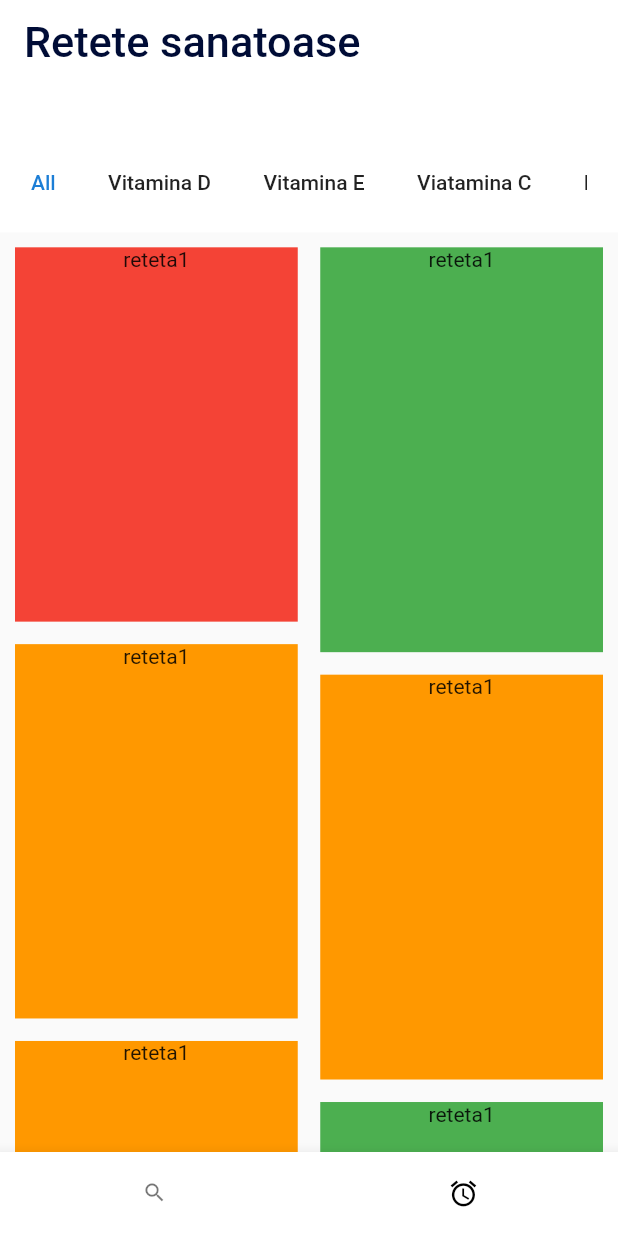
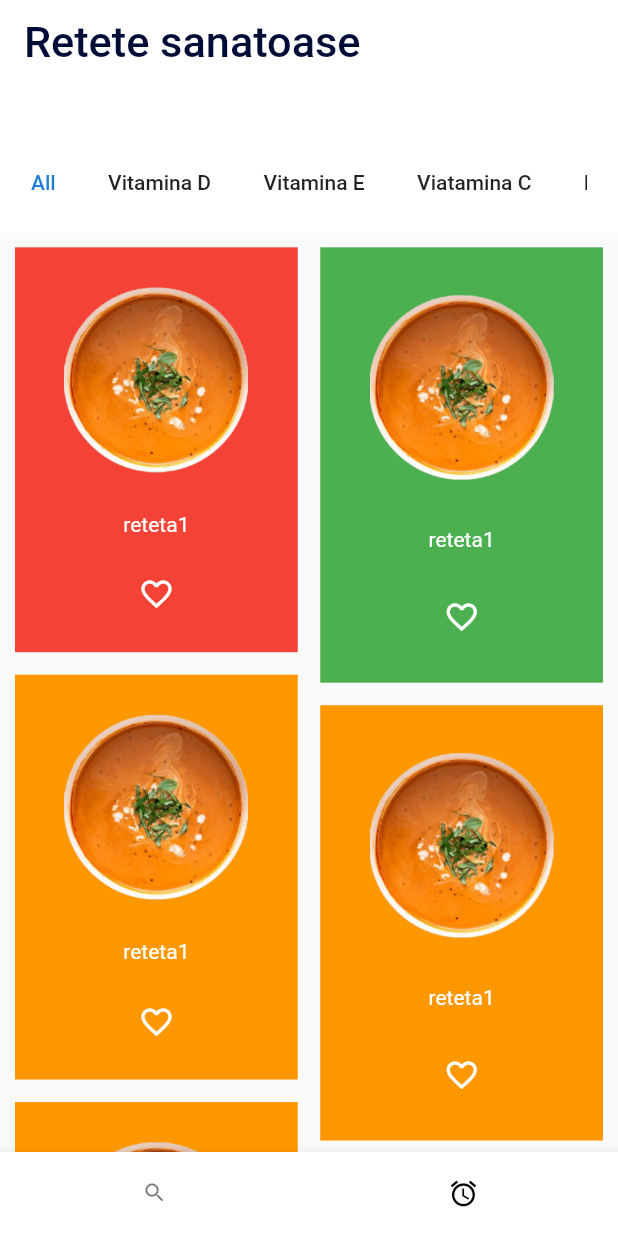
Before and after one commit to ralucatoma5/your_healthy_meal, a Flutter app: the screen it shows after launch, item 2 of the bottom bar chosen, on a phone screen of 412 x 824 dp. Run offline on Flutter 3.47's test engine with Material 2 defaults, Android fonts, the light colour scheme and no system bars; our stand-ins replace cloud_firestore, firebase_core; accounts and stored records are empty.

Commit message:
finished recipe_card

```diff
--- a/lib/bottom_nav_bar.dart
+++ b/lib/bottom_nav_bar.dart
@@ -1,7 +1,7 @@
 import 'package:flutter/material.dart';
 import 'package:flutter/src/widgets/container.dart';
 import 'package:flutter/src/widgets/framework.dart';
-import 'package:hackathon/all_recipe_screen.dart';
+import 'package:hackathon/screens/all_recipe_screen.dart';
 import 'package:hackathon/const.dart';
 import 'package:hackathon/home_screen.dart';
 
--- a/lib/model/recipes_model.dart
+++ b/lib/model/recipes_model.dart
@@ -19,21 +19,21 @@ List<Recipe> allrecipes = [
       name: 'reteta1',
       txt:
           'Contrary to popular belief, Lorem Ipsum is not simply random text. It has roots in a piece of classical Latin literature from 45 BC, making it over 2000 years old. Richard McClintock, a Latin professor at Hampden-Sydney College in Virginia, looked up one of the more obscure Latin words, consectetur, from a Lorem Ipsum passage, and going through the cites of the word in classical literature, discovered the undoubtable source. Lorem Ipsum comes from sections 1.10.32 and 1.10.33 of "de Finibus Bonorum et Malorum" (The Extremes of Good and Evil) by Cicero, written in 45 BC. This book is a treatise on the theory of ethics, very popular during the Renaissance. The first line of Lorem Ipsum, "Lorem ipsum dolor sit amet.. comes from a line in section 1.10.32.The standard chunk of Lorem Ipsum used since the 1500s is reproduced below for those interested. Sections 1.10.32 and 1.10.33 from "de Finibus Bonorum et Malorum" by Cicero are also reproduced in their exact original form, accompanied by English versions from the 1914 translation by H. Rackham.',
-      img: 'assets/images/sight0.jpeg',
+      img: 'assets/images/supa_crema_de_rosii.png',
       type: ['All', 'Vitamina E'],
       dificulty: 'hard'),
   Recipe(
       name: 'reteta1',
       txt:
           'Contrary to popular belief, Lorem Ipsum is not simply random text. It has roots in a piece of classical Latin literature from 45 BC, making it over 2000 years old. Richard McClintock, a Latin professor at Hampden-Sydney College in Virginia, looked up one of the more obscure Latin words, consectetur, from a Lorem Ipsum passage, and going through the cites of the word in classical literature, discovered the undoubtable source. Lorem Ipsum comes from sections 1.10.32 and 1.10.33 of "de Finibus Bonorum et Malorum" (The Extremes of Good and Evil) by Cicero, written in 45 BC. This book is a treatise on the theory of ethics, very popular during the Renaissance. The first line of Lorem Ipsum, "Lorem ipsum dolor sit amet.. comes from a line in section 1.10.32.The standard chunk of Lorem Ipsum used since the 1500s is reproduced below for those interested. Sections 1.10.32 and 1.10.33 from "de Finibus Bonorum et Malorum" by Cicero are also reproduced in their exact original form, accompanied by English versions from the 1914 translation by H. Rackham.',
-      img: 'assets/images/sight0.jpeg',
+      img: 'assets/images/supa_crema_de_rosii.png',
       type: ['All', 'Vitamina D'],
       dificulty: 'easy'),
   Recipe(
     name: 'reteta1',
     txt:
         'Contrary to popular belief, Lorem Ipsum is not simply random text. It has roots in a piece of classical Latin literature from 45 BC, making it over 2000 years old. Richard McClintock, a Latin professor at Hampden-Sydney College in Virginia, looked up one of the more obscure Latin words, consectetur, from a Lorem Ipsum passage, and going through the cites of the word in classical literature, discovered the undoubtable source. Lorem Ipsum comes from sections 1.10.32 and 1.10.33 of "de Finibus Bonorum et Malorum" (The Extremes of Good and Evil) by Cicero, written in 45 BC. This book is a treatise on the theory of ethics, very popular during the Renaissance. The first line of Lorem Ipsum, "Lorem ipsum dolor sit amet.. comes from a line in section 1.10.32.The standard chunk of Lorem Ipsum used since the 1500s is reproduced below for those interested. Sections 1.10.32 and 1.10.33 from "de Finibus Bonorum et Malorum" by Cicero are also reproduced in their exact original form, accompanied by English versions from the 1914 translation by H. Rackham.',
-    img: 'assets/images/sight0.jpeg',
+    img: 'assets/images/supa_crema_de_rosii.png',
     type: ['All', 'Vitamina D'],
     dificulty: 'medium',
   ),
@@ -41,7 +41,7 @@ List<Recipe> allrecipes = [
     name: 'reteta1',
     txt:
         'Contrary to popular belief, Lorem Ipsum is not simply random text. It has roots in a piece of classical Latin literature from 45 BC, making it over 2000 years old. Richard McClintock, a Latin professor at Hampden-Sydney College in Virginia, looked up one of the more obscure Latin words, consectetur, from a Lorem Ipsum passage, and going through the cites of the word in classical literature, discovered the undoubtable source. Lorem Ipsum comes from sections 1.10.32 and 1.10.33 of "de Finibus Bonorum et Malorum" (The Extremes of Good and Evil) by Cicero, written in 45 BC. This book is a treatise on the theory of ethics, very popular during the Renaissance. The first line of Lorem Ipsum, "Lorem ipsum dolor sit amet.. comes from a line in section 1.10.32.The standard chunk of Lorem Ipsum used since the 1500s is reproduced below for those interested. Sections 1.10.32 and 1.10.33 from "de Finibus Bonorum et Malorum" by Cicero are also reproduced in their exact original form, accompanied by English versions from the 1914 translation by H. Rackham.',
-    img: 'assets/images/sight0.jpeg',
+    img: 'assets/images/supa_crema_de_rosii.png',
     type: ['All', 'Vitamina D'],
     dificulty: 'medium',
   ),
@@ -49,7 +49,7 @@ List<Recipe> allrecipes = [
     name: 'reteta1',
     txt:
         'Contrary to popular belief, Lorem Ipsum is not simply random text. It has roots in a piece of classical Latin literature from 45 BC, making it over 2000 years old. Richard McClintock, a Latin professor at Hampden-Sydney College in Virginia, looked up one of the more obscure Latin words, consectetur, from a Lorem Ipsum passage, and going through the cites of the word in classical literature, discovered the undoubtable source. Lorem Ipsum comes from sections 1.10.32 and 1.10.33 of "de Finibus Bonorum et Malorum" (The Extremes of Good and Evil) by Cicero, written in 45 BC. This book is a treatise on the theory of ethics, very popular during the Renaissance. The first line of Lorem Ipsum, "Lorem ipsum dolor sit amet.. comes from a line in section 1.10.32.The standard chunk of Lorem Ipsum used since the 1500s is reproduced below for those interested. Sections 1.10.32 and 1.10.33 from "de Finibus Bonorum et Malorum" by Cicero are also reproduced in their exact original form, accompanied by English versions from the 1914 translation by H. Rackham.',
-    img: 'assets/images/sight0.jpeg',
+    img: 'assets/images/supa_crema_de_rosii.png',
     type: ['All', 'Vitamina C'],
     dificulty: 'medium',
   ),
@@ -57,7 +57,7 @@ List<Recipe> allrecipes = [
     name: 'reteta1',
     txt:
         'Contrary to popular belief, Lorem Ipsum is not simply random text. It has roots in a piece of classical Latin literature from 45 BC, making it over 2000 years old. Richard McClintock, a Latin professor at Hampden-Sydney College in Virginia, looked up one of the more obscure Latin words, consectetur, from a Lorem Ipsum passage, and going through the cites of the word in classical literature, discovered the undoubtable source. Lorem Ipsum comes from sections 1.10.32 and 1.10.33 of "de Finibus Bonorum et Malorum" (The Extremes of Good and Evil) by Cicero, written in 45 BC. This book is a treatise on the theory of ethics, very popular during the Renaissance. The first line of Lorem Ipsum, "Lorem ipsum dolor sit amet.. comes from a line in section 1.10.32.The standard chunk of Lorem Ipsum used since the 1500s is reproduced below for those interested. Sections 1.10.32 and 1.10.33 from "de Finibus Bonorum et Malorum" by Cicero are also reproduced in their exact original form, accompanied by English versions from the 1914 translation by H. Rackham.',
-    img: 'assets/images/sight0.jpeg',
+    img: 'assets/images/supa_crema_de_rosii.png',
     type: ['All', 'Vitamina E'],
     dificulty: 'easy',
   ),
@@ -65,7 +65,7 @@ List<Recipe> allrecipes = [
     name: 'reteta1',
     txt:
         'Contrary to popular belief, Lorem Ipsum is not simply random text. It has roots in a piece of classical Latin literature from 45 BC, making it over 2000 years old. Richard McClintock, a Latin professor at Hampden-Sydney College in Virginia, looked up one of the more obscure Latin words, consectetur, from a Lorem Ipsum passage, and going through the cites of the word in classical literature, discovered the undoubtable source. Lorem Ipsum comes from sections 1.10.32 and 1.10.33 of "de Finibus Bonorum et Malorum" (The Extremes of Good and Evil) by Cicero, written in 45 BC. This book is a treatise on the theory of ethics, very popular during the Renaissance. The first line of Lorem Ipsum, "Lorem ipsum dolor sit amet.. comes from a line in section 1.10.32.The standard chunk of Lorem Ipsum used since the 1500s is reproduced below for those interested. Sections 1.10.32 and 1.10.33 from "de Finibus Bonorum et Malorum" by Cicero are also reproduced in their exact original form, accompanied by English versions from the 1914 translation by H. Rackham.',
-    img: 'assets/images/sight0.jpeg',
+    img: 'assets/images/supa_crema_de_rosii.png',
     type: ['All', 'Proteine'],
     dificulty: 'hard',
   ),
--- a/lib/recipe_card.dart
+++ b/lib/recipe_card.dart
@@ -2,22 +2,41 @@ import 'package:flutter/cupertino.dart';
 import 'package:flutter/material.dart';
 import 'package:flutter/src/widgets/container.dart';
 import 'package:flutter/src/widgets/framework.dart';
+import 'package:hackathon/const.dart';
 import 'package:hackathon/model/recipes_model.dart';
+import 'package:hackathon/screens/recipe_detail_screen.dart';
 
 class RecipeCard extends StatelessWidget {
   Recipe recipe;
   RecipeCard({super.key, required this.recipe});
-
+  final verticalBlock = SizeConfig.safeBlockVertical!;
   @override
   Widget build(BuildContext context) {
-    return Container(
+    return GestureDetector(
+      onTap: () {
+        Navigator.push(
+          context,
+          MaterialPageRoute(builder: (context) => RecipeDetail(recipe: recipe)),
+        );
+      },
+      child: Container(
         color: recipe.dificulty == 'hard'
             ? Colors.red
             : recipe.dificulty == 'medium'
                 ? Colors.orange
                 : Colors.green,
         child: Column(
-        children: [Text(recipe.name)],
+          mainAxisAlignment: MainAxisAlignment.spaceEvenly,
+          crossAxisAlignment: CrossAxisAlignment.center,
+          children: [
+            Image.asset(
+              recipe.img,
+              height: verticalBlock * 15,
+            ),
+            Text(recipe.name, style: TextStyle(color: Colors.white)),
+            Icon(Icons.favorite_border, color: Colors.white),
+          ],
+        ),
       ),
     );
   }
--- a/lib/recipe_gridview.dart
+++ b/lib/recipe_gridview.dart
@@ -45,7 +45,7 @@ class _RecipeTypeGridViewState extends State<RecipeTypeGridView> {
         return RecipeCard(recipe: recipe);
       },
       staggeredTileBuilder: (index) {
-        return StaggeredTile.count(1, index == 1 || index == 3 ? 1.40 : 1.30);
+        return StaggeredTile.count(1, index == 1 || index == 3 ? 1.50 : 1.40);
       },
     );
   }
--- /dev/null
+++ b/lib/screens/recipe_detail_screen.dart
@@ -0,0 +1,13 @@
+import 'package:flutter/src/widgets/container.dart';
+import 'package:flutter/src/widgets/framework.dart';
+import 'package:hackathon/model/recipes_model.dart';
+
+class RecipeDetail extends StatelessWidget {
+  Recipe recipe;
+  RecipeDetail({super.key, required this.recipe});
+
+  @override
+  Widget build(BuildContext context) {
+    return Container();
+  }
+}
```
Also changed, not shown: assets/images/omleta_cu_ciuperci.png (added), assets/images/somon_la_cuptor.png (added), assets/images/spanac_cu_parmezan.png (added), assets/images/supa_crema_de_rosii.png (added), lib/screens/all_recipe_screen.dart (renamed from lib/all_recipe_screen.dart). Lines whose indentation alone changed are shown as unchanged.
